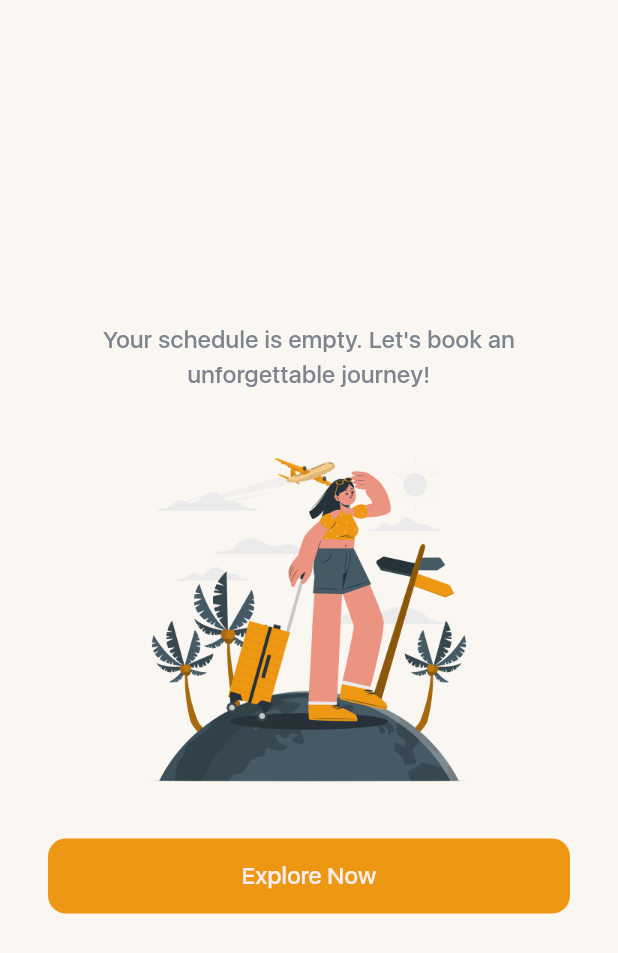
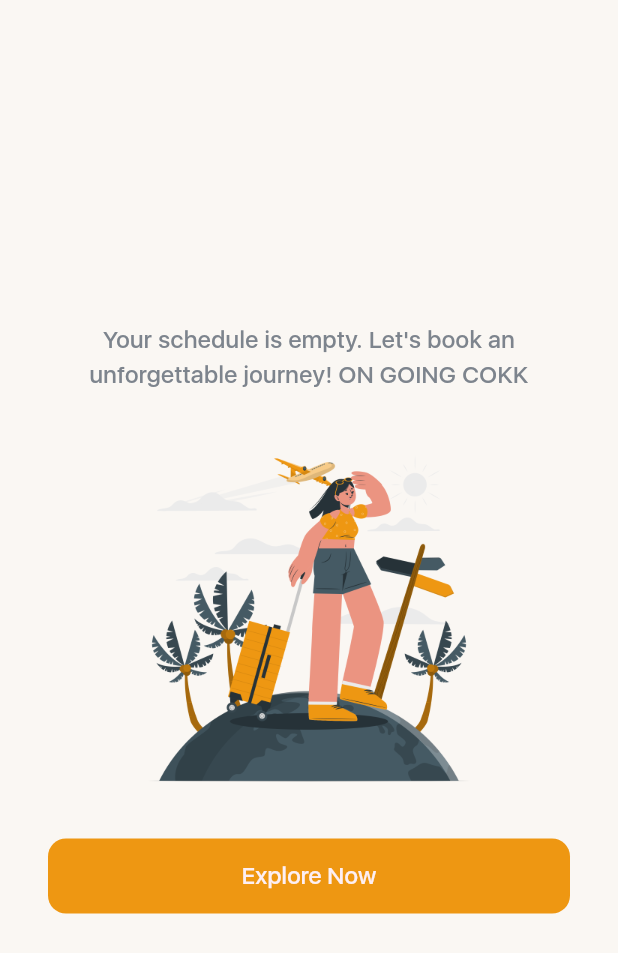
Before and after one commit to kiplinyu/healing-apps, a Flutter app: the SchedulePage screen opened directly, on a phone screen of 412 x 824 dp. Shown: the top 953 px of the screen. Run offline on Flutter 3.47's test engine with Material 3 defaults, Android fonts, the light colour scheme and no system bars; our stand-ins replace dio, flutter_dotenv, flutter_riverpod, go_router, logger, phosphor_flutter and 5 more; missing offline and left inert: midtrans_sdk; accounts and stored records are empty; network calls fail; project files that could hold a hidden picture were left out.

Commit message:
feat: update schedule page message for empty state

```diff
--- a/lib/apps/views/pages/Main/schedule/schedule_page.dart
+++ b/lib/apps/views/pages/Main/schedule/schedule_page.dart
@@ -16,6 +16,7 @@ class SchedulePage extends ConsumerStatefulWidget {
   ConsumerState<SchedulePage> createState() => _SchedulePageState();
 }
 
+//TODO: onGo to ticket details page with cart item data from URL
 class _SchedulePageState extends ConsumerState<SchedulePage> {
   String _searchQuery = '';
 
@@ -41,7 +42,7 @@ class _SchedulePageState extends ConsumerState<SchedulePage> {
             // --- KONDISI JIKA JADWAL KOSONG ---
             ? const NotFoundWidget(
                 text:
-                    "Your schedule is empty. Let's book an unforgettable journey!",
+                    "Your schedule is empty. Let's book an unforgettable journey! ON GOING COKK",
                 imagePath: AppAssets.notFoundSchedule,
                 buttonText: "Explore Now",
               )
```
